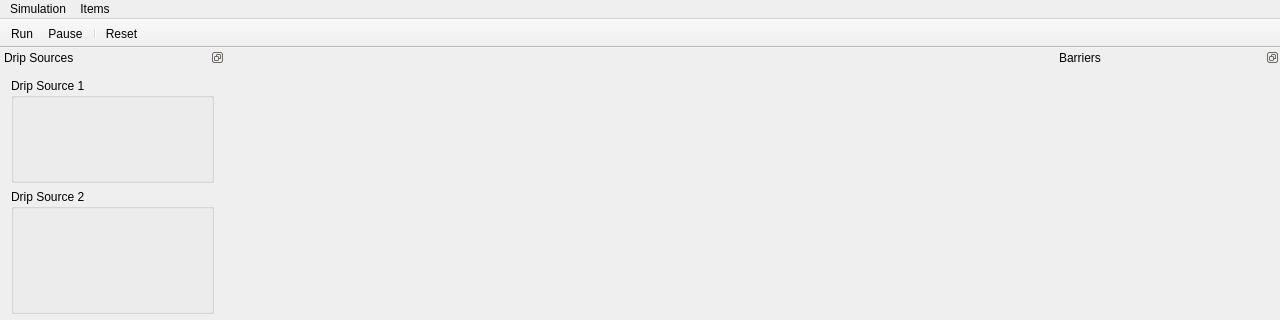
The window that src/EWS/app/widget/EWSMainWindow.ui (metasim/ews) describes before a commit, drawn with Qt 5; both pictures show x 0 to 1280 and y 0 to 320 of the 1280 by 900 pixel window.
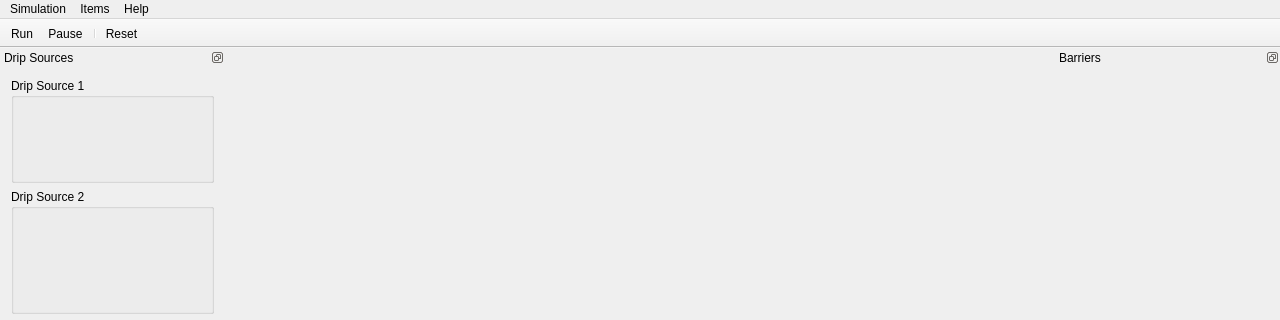
The same window after the commit. Icons and pictures are not drawn. Custom widgets are drawn as their Qt base class.

Diff of the .ui file:
```diff
--- a/src/EWS/app/widget/EWSMainWindow.ui
+++ b/src/EWS/app/widget/EWSMainWindow.ui
@@ -34,7 +34,7 @@
     <rect>
      <x>0</x>
      <y>0</y>
-     <width>1156</width>
+     <width>1280</width>
      <height>22</height>
     </rect>
    </property>
@@ -61,8 +61,17 @@
     <addaction name="actionRemoveBarrier"/>
     <addaction name="separator"/>
    </widget>
+   <widget class="QMenu" name="menuHelp">
+    <property name="title">
+     <string>Help</string>
+    </property>
+    <addaction name="actionGraphicsSystemInfo"/>
+    <addaction name="actionProjectWebsite"/>
+    <addaction name="actionAbout"/>
+   </widget>
    <addaction name="menuFile"/>
    <addaction name="menuItems"/>
+   <addaction name="menuHelp"/>
   </widget>
   <widget class="QToolBar" name="mainToolBar">
    <property name="movable">
```
Left out of the diff: 22 changed lines with no effect on the pictures.
